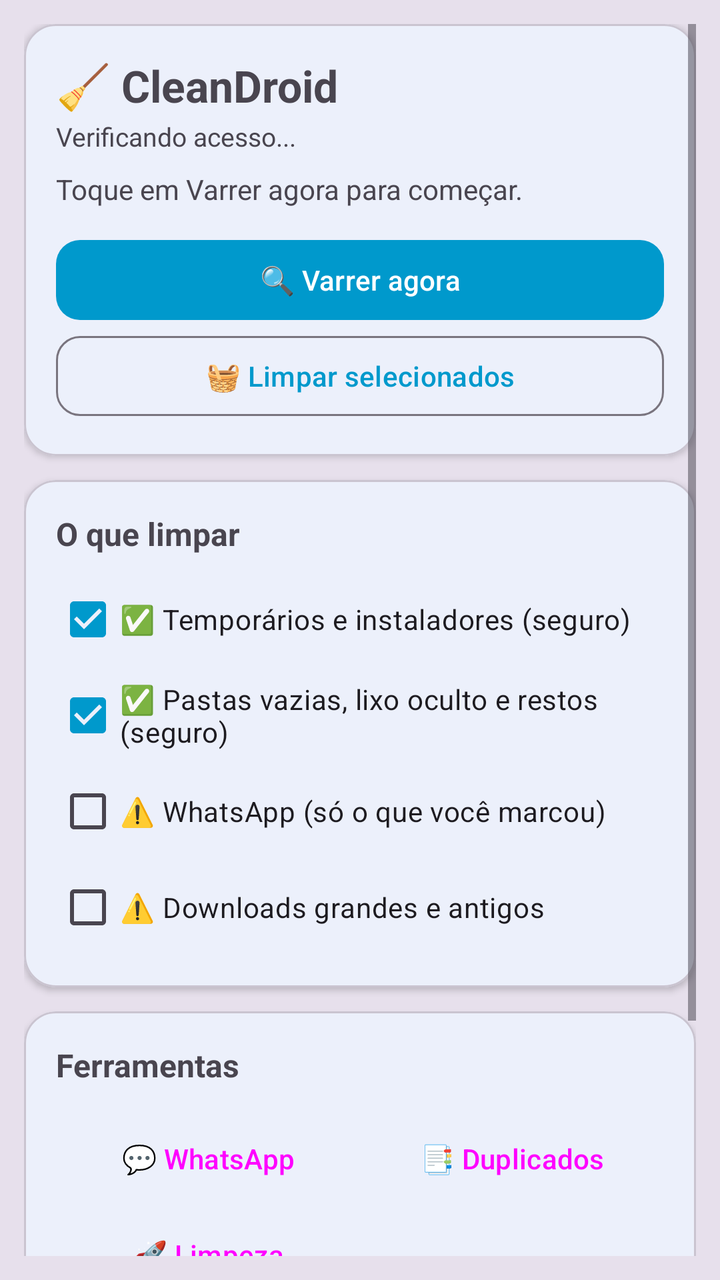
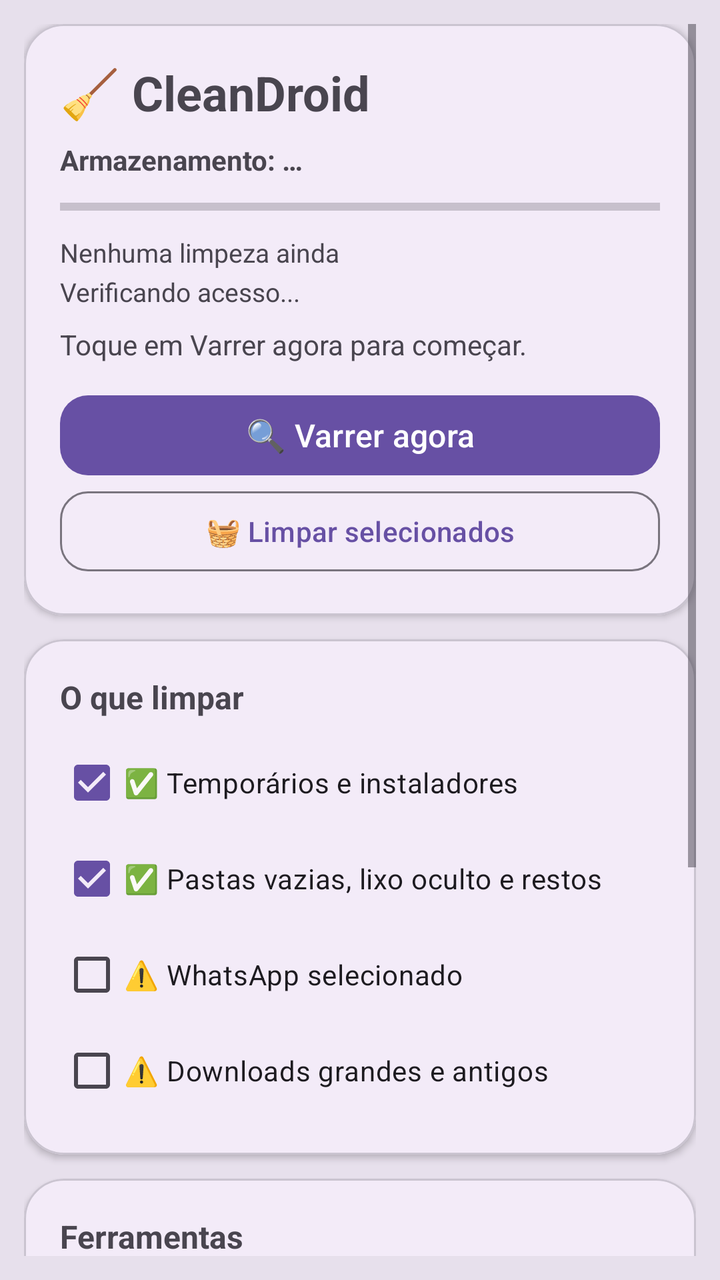

Before-and-after screenshots of an Android layout around one commit, followed by the original layout XML and the change that was made.
<!-- AndroidManifest.xml: application theme Theme.CleanDroid -->
<!-- res/layout/activity_main.xml -->
<?xml version="1.0" encoding="utf-8"?>
<ScrollView xmlns:android="http://schemas.android.com/apk/res/android"
    xmlns:app="http://schemas.android.com/apk/res-auto"
    android:layout_width="match_parent"
    android:layout_height="match_parent"
    android:background="?attr/colorSurfaceVariant"
    android:padding="12dp">

    <LinearLayout
        android:layout_width="match_parent"
        android:layout_height="wrap_content"
        android:orientation="vertical">

        <com.google.android.material.card.MaterialCardView
            android:layout_width="match_parent"
            android:layout_height="wrap_content"
            android:layout_marginBottom="12dp"
            app:cardCornerRadius="16dp"
            app:cardElevation="2dp">

            <LinearLayout
                android:layout_width="match_parent"
                android:layout_height="wrap_content"
                android:orientation="vertical"
                android:padding="16dp">

                <TextView
                    android:layout_width="match_parent"
                    android:layout_height="wrap_content"
                    android:text="🧹 CleanDroid"
                    android:textSize="22sp"
                    android:textStyle="bold" />

                <TextView
                    android:id="@+id/txtLevel"
                    android:layout_width="match_parent"
                    android:layout_height="wrap_content"
                    android:layout_marginTop="2dp"
                    android:text="Verificando acesso..."
                    android:textSize="13sp" />

                <ProgressBar
                    android:id="@+id/progressBar"
                    style="?android:attr/progressBarStyleHorizontal"
                    android:layout_width="match_parent"
                    android:layout_height="wrap_content"
                    android:layout_marginTop="12dp"
                    android:visibility="gone" />

                <TextView
                    android:id="@+id/txtStatus"
                    android:layout_width="match_parent"
                    android:layout_height="wrap_content"
                    android:layout_marginTop="8dp"
                    android:text="Toque em Varrer agora para começar."
                    android:textSize="14sp" />

                <com.google.android.material.button.MaterialButton
                    android:id="@+id/btnScan"
                    android:layout_width="match_parent"
                    android:layout_height="wrap_content"
                    android:layout_marginTop="12dp"
                    android:text="🔍 Varrer agora"
                    app:cornerRadius="12dp" />

                <com.google.android.material.button.MaterialButton
                    android:id="@+id/btnClean"
                    android:layout_width="match_parent"
                    android:layout_height="wrap_content"
                    android:text="🧺 Limpar selecionados"
                    app:cornerRadius="12dp"
                    style="?attr/materialButtonOutlinedStyle" />
            </LinearLayout>
        </com.google.android.material.card.MaterialCardView>

        <com.google.android.material.card.MaterialCardView
            android:layout_width="match_parent"
            android:layout_height="wrap_content"
            android:layout_marginBottom="12dp"
            app:cardCornerRadius="16dp"
            app:cardElevation="2dp">

            <LinearLayout
                android:layout_width="match_parent"
                android:layout_height="wrap_content"
                android:orientation="vertical"
                android:padding="16dp">

                <TextView
                    android:layout_width="match_parent"
                    android:layout_height="wrap_content"
                    android:text="O que limpar"
                    android:textSize="16sp"
                    android:textStyle="bold" />

                <CheckBox
                    android:id="@+id/cbTemp"
                    android:layout_width="match_parent"
                    android:layout_height="wrap_content"
                    android:layout_marginTop="8dp"
                    android:checked="true"
                    android:text="✅ Temporários e instaladores (seguro)" />

                <CheckBox
                    android:id="@+id/cbOrganizar"
                    android:layout_width="match_parent"
                    android:layout_height="wrap_content"
                    android:checked="true"
                    android:text="✅ Pastas vazias, lixo oculto e restos (seguro)" />

                <CheckBox
                    android:id="@+id/cbWhats"
                    android:layout_width="match_parent"
                    android:layout_height="wrap_content"
                    android:text="⚠️ WhatsApp (só o que você marcou)" />

                <CheckBox
                    android:id="@+id/cbDownloads"
                    android:layout_width="match_parent"
                    android:layout_height="wrap_content"
                    android:text="⚠️ Downloads grandes e antigos" />
            </LinearLayout>
        </com.google.android.material.card.MaterialCardView>

        <com.google.android.material.card.MaterialCardView
            android:layout_width="match_parent"
            android:layout_height="wrap_content"
            app:cardCornerRadius="16dp"
            app:cardElevation="2dp">

            <LinearLayout
                android:layout_width="match_parent"
                android:layout_height="wrap_content"
                android:orientation="vertical"
                android:padding="16dp">

                <TextView
                    android:layout_width="match_parent"
                    android:layout_height="wrap_content"
                    android:text="Ferramentas"
                    android:textSize="16sp"
                    android:textStyle="bold" />

                <GridLayout
                    android:layout_width="match_parent"
                    android:layout_height="wrap_content"
                    android:layout_marginTop="8dp"
                    android:columnCount="2"
                    android:useDefaultMargins="true">

                    <Button android:id="@+id/btnWhats" android:layout_width="0dp" android:layout_columnWeight="1" android:layout_gravity="fill" android:text="💬 WhatsApp" style="?attr/materialButtonOutlinedStyle" />
                    <Button android:id="@+id/btnDuplicates" android:layout_width="0dp" android:layout_columnWeight="1" android:layout_gravity="fill" android:text="📑 Duplicados" style="?attr/materialButtonOutlinedStyle" />
                    <Button android:id="@+id/btnDeep" android:layout_width="0dp" android:layout_columnWeight="1" android:layout_gravity="fill" android:text="🚀 Limpeza profunda" style="?attr/materialButtonOutlinedStyle" />
                    <Button android:id="@+id/btnBattery" android:layout_width="0dp" android:layout_columnWeight="1" android:layout_gravity="fill" android:text="🔋 Bateria" style="?attr/materialButtonOutlinedStyle" />
                    <Button android:id="@+id/btnDiag" android:layout_width="0dp" android:layout_columnWeight="1" android:layout_gravity="fill" android:text="🩺 Diagnóstico" style="?attr/materialButtonOutlinedStyle" />
                    <Button android:id="@+id/btnReport" android:layout_width="0dp" android:layout_columnWeight="1" android:layout_gravity="fill" android:text="📄 Relatório" style="?attr/materialButtonOutlinedStyle" />
                    <Button android:id="@+id/btnSchedule" android:layout_width="0dp" android:layout_columnWeight="1" android:layout_gravity="fill" android:text="⏰ Agendar" style="?attr/materialButtonOutlinedStyle" />
                    <Button android:id="@+id/btnAllFiles" android:layout_width="0dp" android:layout_columnWeight="1" android:layout_gravity="fill" android:text="📁 Acesso total" style="?attr/materialButtonOutlinedStyle" />
                </GridLayout>
            </LinearLayout>
        </com.google.android.material.card.MaterialCardView>
    </LinearLayout>
</ScrollView>
<!-- resources referenced by this layout -->
<resources>
  <style name="Theme.CleanDroid" parent="Theme.Material3.DayNight.NoActionBar">
          <item name="colorPrimary">@android:color/holo_blue_dark</item>
          <item name="android:windowLightStatusBar">?attr/isLightTheme</item>
      </style>
</resources>

<!-- the commit's change to res/layout/activity_main.xml (unified diff, before → after) -->
@@ -11,25 +11,52 @@
         android:layout_height="wrap_content"
         android:orientation="vertical">
 
+        
         <com.google.android.material.card.MaterialCardView
             android:layout_width="match_parent"
             android:layout_height="wrap_content"
             android:layout_marginBottom="12dp"
-            app:cardCornerRadius="16dp"
-            app:cardElevation="2dp">
-
-            <LinearLayout
-                android:layout_width="match_parent"
-                android:layout_height="wrap_content"
-                android:orientation="vertical"
-                android:padding="16dp">
+            app:cardCornerRadius="20dp"
+            app:cardElevation="2dp">
+
+            <LinearLayout
+                android:layout_width="match_parent"
+                android:layout_height="wrap_content"
+                android:orientation="vertical"
+                android:padding="18dp">
 
                 <TextView
                     android:layout_width="match_parent"
                     android:layout_height="wrap_content"
                     android:text="🧹 CleanDroid"
-                    android:textSize="22sp"
-                    android:textStyle="bold" />
+                    android:textSize="24sp"
+                    android:textStyle="bold" />
+
+                <TextView
+                    android:id="@+id/txtStorage"
+                    android:layout_width="match_parent"
+                    android:layout_height="wrap_content"
+                    android:layout_marginTop="8dp"
+                    android:text="Armazenamento: …"
+                    android:textSize="14sp"
+                    android:textStyle="bold" />
+
+                <ProgressBar
+                    android:id="@+id/storageBar"
+                    style="?android:attr/progressBarStyleHorizontal"
+                    android:layout_width="match_parent"
+                    android:layout_height="wrap_content"
+                    android:layout_marginTop="6dp"
+                    android:max="100"
+                    android:progress="0" />
+
+                <TextView
+                    android:id="@+id/txtLastClean"
+                    android:layout_width="match_parent"
+                    android:layout_height="wrap_content"
+                    android:layout_marginTop="6dp"
+                    android:text="Nenhuma limpeza ainda"
+                    android:textSize="13sp" />
 
                 <TextView
                     android:id="@+id/txtLevel"
@@ -44,7 +71,8 @@
                     style="?android:attr/progressBarStyleHorizontal"
                     android:layout_width="match_parent"
                     android:layout_height="wrap_content"
-                    android:layout_marginTop="12dp"
+                    android:layout_marginTop="10dp"
+                    android:indeterminate="true"
                     android:visibility="gone" />
 
                 <TextView
@@ -61,30 +89,64 @@
                     android:layout_height="wrap_content"
                     android:layout_marginTop="12dp"
                     android:text="🔍 Varrer agora"
-                    app:cornerRadius="12dp" />
+                    android:textSize="16sp"
+                    app:cornerRadius="14dp" />
 
                 <com.google.android.material.button.MaterialButton
                     android:id="@+id/btnClean"
                     android:layout_width="match_parent"
                     android:layout_height="wrap_content"
                     android:text="🧺 Limpar selecionados"
-                    app:cornerRadius="12dp"
+                    app:cornerRadius="14dp"
                     style="?attr/materialButtonOutlinedStyle" />
             </LinearLayout>
         </com.google.android.material.card.MaterialCardView>
 
-        <com.google.android.material.card.MaterialCardView
+        
+        <com.google.android.material.card.MaterialCardView
+            android:id="@+id/cardResult"
             android:layout_width="match_parent"
             android:layout_height="wrap_content"
             android:layout_marginBottom="12dp"
-            app:cardCornerRadius="16dp"
-            app:cardElevation="2dp">
-
-            <LinearLayout
-                android:layout_width="match_parent"
-                android:layout_height="wrap_content"
-                android:orientation="vertical"
-                android:padding="16dp">
+            android:visibility="gone"
+            app:cardCornerRadius="20dp"
+            app:cardElevation="2dp">
+
+            <LinearLayout
+                android:layout_width="match_parent"
+                android:layout_height="wrap_content"
+                android:orientation="vertical"
+                android:padding="18dp">
+
+                <TextView
+                    android:layout_width="match_parent"
+                    android:layout_height="wrap_content"
+                    android:text="Resultado"
+                    android:textSize="16sp"
+                    android:textStyle="bold" />
+
+                <LinearLayout
+                    android:id="@+id/categoryList"
+                    android:layout_width="match_parent"
+                    android:layout_height="wrap_content"
+                    android:layout_marginTop="4dp"
+                    android:orientation="vertical" />
+            </LinearLayout>
+        </com.google.android.material.card.MaterialCardView>
+
+        
+        <com.google.android.material.card.MaterialCardView
+            android:layout_width="match_parent"
+            android:layout_height="wrap_content"
+            android:layout_marginBottom="12dp"
+            app:cardCornerRadius="20dp"
+            app:cardElevation="2dp">
+
+            <LinearLayout
+                android:layout_width="match_parent"
+                android:layout_height="wrap_content"
+                android:orientation="vertical"
+                android:padding="18dp">
 
                 <TextView
                     android:layout_width="match_parent"
@@ -99,20 +161,20 @@
                     android:layout_height="wrap_content"
                     android:layout_marginTop="8dp"
                     android:checked="true"
-                    android:text="✅ Temporários e instaladores (seguro)" />
+                    android:text="✅ Temporários e instaladores" />
 
                 <CheckBox
                     android:id="@+id/cbOrganizar"
                     android:layout_width="match_parent"
                     android:layout_height="wrap_content"
                     android:checked="true"
-                    android:text="✅ Pastas vazias, lixo oculto e restos (seguro)" />
+                    android:text="✅ Pastas vazias, lixo oculto e restos" />
 
                 <CheckBox
                     android:id="@+id/cbWhats"
                     android:layout_width="match_parent"
                     android:layout_height="wrap_content"
-                    android:text="⚠️ WhatsApp (só o que você marcou)" />
+                    android:text="⚠️ WhatsApp selecionado" />
 
                 <CheckBox
                     android:id="@+id/cbDownloads"
@@ -122,17 +184,18 @@
             </LinearLayout>
         </com.google.android.material.card.MaterialCardView>
 
-        <com.google.android.material.card.MaterialCardView
-            android:layout_width="match_parent"
-            android:layout_height="wrap_content"
-            app:cardCornerRadius="16dp"
-            app:cardElevation="2dp">
-
-            <LinearLayout
-                android:layout_width="match_parent"
-                android:layout_height="wrap_content"
-                android:orientation="vertical"
-                android:padding="16dp">
+        
+        <com.google.android.material.card.MaterialCardView
+            android:layout_width="match_parent"
+            android:layout_height="wrap_content"
+            app:cardCornerRadius="20dp"
+            app:cardElevation="2dp">
+
+            <LinearLayout
+                android:layout_width="match_parent"
+                android:layout_height="wrap_content"
+                android:orientation="vertical"
+                android:padding="18dp">
 
                 <TextView
                     android:layout_width="match_parent"
@@ -150,12 +213,13 @@
 
                     <Button android:id="@+id/btnWhats" android:layout_width="0dp" android:layout_columnWeight="1" android:layout_gravity="fill" android:text="💬 WhatsApp" style="?attr/materialButtonOutlinedStyle" />
                     <Button android:id="@+id/btnDuplicates" android:layout_width="0dp" android:layout_columnWeight="1" android:layout_gravity="fill" android:text="📑 Duplicados" style="?attr/materialButtonOutlinedStyle" />
-                    <Button android:id="@+id/btnDeep" android:layout_width="0dp" android:layout_columnWeight="1" android:layout_gravity="fill" android:text="🚀 Limpeza profunda" style="?attr/materialButtonOutlinedStyle" />
+                    <Button android:id="@+id/btnLarge" android:layout_width="0dp" android:layout_columnWeight="1" android:layout_gravity="fill" android:text="📦 Arquivos grandes" style="?attr/materialButtonOutlinedStyle" />
+                    <Button android:id="@+id/btnDeep" android:layout_width="0dp" android:layout_columnWeight="1" android:layout_gravity="fill" android:text="🚀 Profunda" style="?attr/materialButtonOutlinedStyle" />
                     <Button android:id="@+id/btnBattery" android:layout_width="0dp" android:layout_columnWeight="1" android:layout_gravity="fill" android:text="🔋 Bateria" style="?attr/materialButtonOutlinedStyle" />
                     <Button android:id="@+id/btnDiag" android:layout_width="0dp" android:layout_columnWeight="1" android:layout_gravity="fill" android:text="🩺 Diagnóstico" style="?attr/materialButtonOutlinedStyle" />
                     <Button android:id="@+id/btnReport" android:layout_width="0dp" android:layout_columnWeight="1" android:layout_gravity="fill" android:text="📄 Relatório" style="?attr/materialButtonOutlinedStyle" />
                     <Button android:id="@+id/btnSchedule" android:layout_width="0dp" android:layout_columnWeight="1" android:layout_gravity="fill" android:text="⏰ Agendar" style="?attr/materialButtonOutlinedStyle" />
-                    <Button android:id="@+id/btnAllFiles" android:layout_width="0dp" android:layout_columnWeight="1" android:layout_gravity="fill" android:text="📁 Acesso total" style="?attr/materialButtonOutlinedStyle" />
+                    <Button android:id="@+id/btnAllFiles" android:layout_width="0dp" android:layout_columnWeight="1" android:layout_columnSpan="2" android:layout_gravity="fill" android:text="📁 Acesso total (Android 11+)" style="?attr/materialButtonOutlinedStyle" />
                 </GridLayout>
             </LinearLayout>
         </com.google.android.material.card.MaterialCardView>
